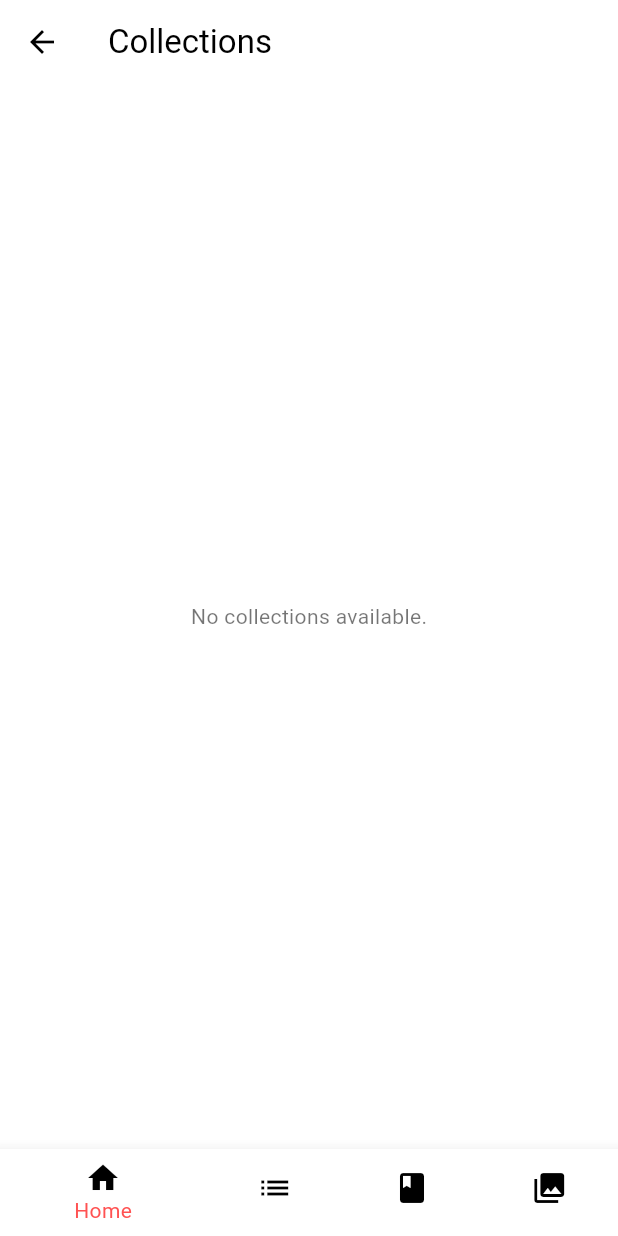
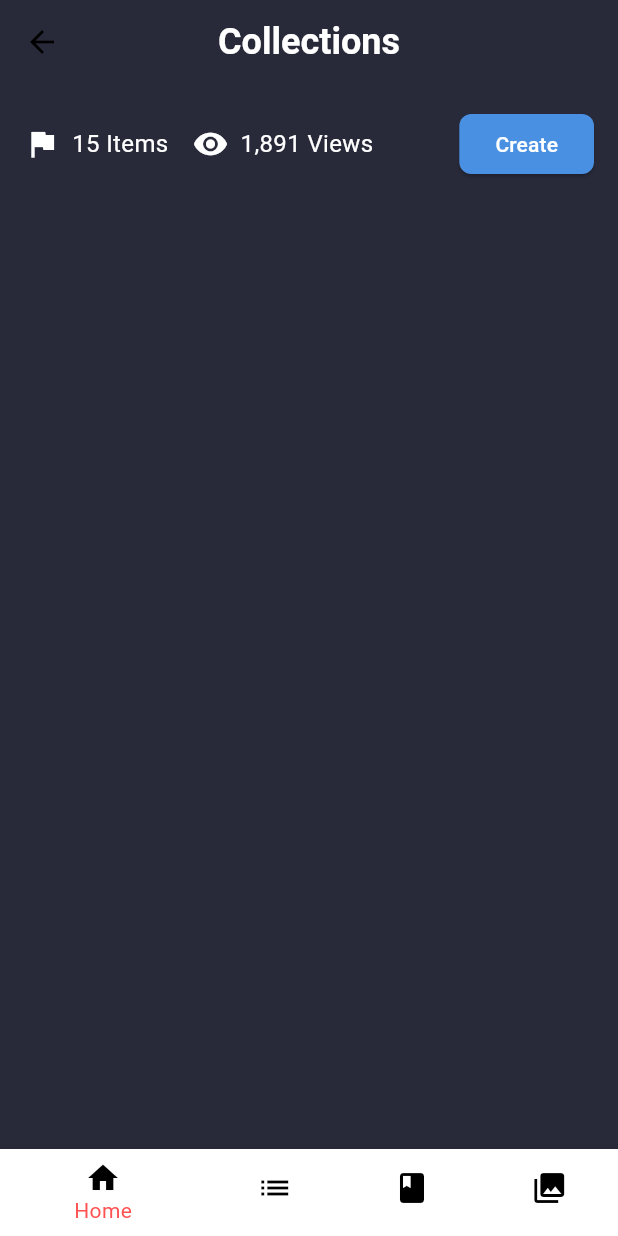
Before and after one commit to mlakumlaku/mlaku-mlaku-mobile, a Flutter app: the CollectionsScreen screen opened directly with empty values, on a phone screen of 412 x 824 dp. Run offline on Flutter 3.47's test engine with Material 3 defaults, Android fonts, the phone set to English and light mode, and no system bars; missing offline and left inert: pbp_django_auth.

Commit message:
benerin ui

```diff
--- a/lib/collections/screens/collections_screen.dart
+++ b/lib/collections/screens/collections_screen.dart
@@ -1,8 +1,8 @@
 import 'package:flutter/material.dart';
-import '../../journal/screens/journal_home.dart';
+import 'package:mlaku_mlaku/journal/screens/journal_home.dart';
 import '../../models/collections.dart';
+import 'collection_places_screen.dart';
 import '../../widgets/bottom_navbar.dart';
-import 'collection_places_screen.dart';
 
 class CollectionsScreen extends StatelessWidget {
   final List<Collection> collections;
@@ -13,18 +13,68 @@ class CollectionsScreen extends StatelessWidget {
   Widget build(BuildContext context) {
     return Scaffold(
       appBar: AppBar(
-        title: const Text('Collections'),
+        title: const Text(
+          'Collections',
+          style: TextStyle(fontSize: 24, fontWeight: FontWeight.bold, color: Colors.white,),
         ),
-      body: collections.isEmpty
-          ? const Center(child: Text('No collections available.'))
-          : ListView.builder(
+        centerTitle: true,
+        backgroundColor: const Color(0xFF282A3A),
+      ),
+      body: Padding(
+        padding: const EdgeInsets.all(16.0),
+        child: Column(
+          crossAxisAlignment: CrossAxisAlignment.start,
+          children: [
+            Row(
+              mainAxisAlignment: MainAxisAlignment.spaceBetween,
+              children: [
+                Row(
+                  children: const [
+                    Icon(Icons.flag, color: Colors.white),
+                    SizedBox(width: 8),
+                    Text(
+                      '15 Items',
+                      style: TextStyle(color: Colors.white, fontSize: 16),
+                    ),
+                    SizedBox(width: 16),
+                    Icon(Icons.visibility, color: Colors.white),
+                    SizedBox(width: 8),
+                    Text(
+                      '1,891 Views',
+                      style: TextStyle(color: Colors.white, fontSize: 16),
+                    ),
+                  ],
+                ),
+                ElevatedButton(
+                  onPressed: () {
+                    // Add functionality for creating a collection
+                  },
+                  style: ElevatedButton.styleFrom(
+                    backgroundColor: const Color(0xFF4A90E2),
+                    shape: RoundedRectangleBorder(
+                      borderRadius: BorderRadius.circular(8),
+                    ),
+                  ),
+                  child: const Text(
+                    'Create',
+                    style: TextStyle(color: Colors.white),
+                  ),
+                ),
+              ],
+            ),
+            const SizedBox(height: 16),
+            Expanded(
+              child: GridView.builder(
+                gridDelegate: const SliverGridDelegateWithFixedCrossAxisCount(
+                  crossAxisCount: 2,
+                  crossAxisSpacing: 16,
+                  mainAxisSpacing: 16,
+                  childAspectRatio: 0.8,
+                ),
                 itemCount: collections.length,
                 itemBuilder: (context, index) {
                   final collection = collections[index];
-                return Card(
-                  child: ListTile(
-                    title: Text(collection.name),
-                    subtitle: Text('Created: ${collection.createdAt}'),
+                  return GestureDetector(
                     onTap: () {
                       Navigator.push(
                         context,
@@ -36,22 +86,107 @@ class CollectionsScreen extends StatelessWidget {
                         ),
                       );
                     },
+                    child: Card(
+                      shape: RoundedRectangleBorder(
+                        borderRadius: BorderRadius.circular(16),
+                      ),
+                      elevation: 4,
+                      child: Column(
+                        crossAxisAlignment: CrossAxisAlignment.start,
+                        children: [
+                          Container(
+                            height: 120,
+                            decoration: BoxDecoration(
+                              borderRadius: const BorderRadius.vertical(top: Radius.circular(16)),
+                              image: const DecorationImage(
+                                image: NetworkImage(
+                                  'https://via.placeholder.com/150', // Replace with your image URL
+                                ),
+                                fit: BoxFit.cover,
+                              ),
+                            ),
+                          ),
+                          Padding(
+                            padding: const EdgeInsets.all(8.0),
+                            child: Column(
+                              crossAxisAlignment: CrossAxisAlignment.start,
+                              children: [
+                                Text(
+                                  collection.name,
+                                  style: const TextStyle(
+                                    fontSize: 16,
+                                    fontWeight: FontWeight.bold,
+                                  ),
+                                ),
+                                const SizedBox(height: 4),
+                                Text(
+                                  'Created ${collection.createdAt}',
+                                  style: const TextStyle(
+                                    fontSize: 12,
+                                    color: Colors.grey,
+                                  ),
+                                ),
+                                const SizedBox(height: 8),
+                                Wrap(
+                                  spacing: 4,
+                                  runSpacing: 4,
+                                  children: collection.places.take(3).map((place) {
+                                    return Chip(
+                                      label: Text(
+                                        place.placeName,
+                                        style: const TextStyle(fontSize: 12),
+                                        overflow: TextOverflow.ellipsis,
+                                      ),
+                                    );
+                                  }).toList()
+                                    ..addIf(
+                                      collection.places.length > 3,
+                                      Chip(
+                                        label: Text(
+                                          '+${collection.places.length - 3} more',
+                                          style: const TextStyle(fontSize: 12),
+                                        ),
+                                      ),
+                                    ),
+                                ),
+                              ],
+                            ),
+                          ),
+                        ],
+                      ),
                     ),
                   );
                 },
               ),
+            ),
+          ],
+        ),
+      ),
+      backgroundColor: const Color(0xFF282A3A),
       bottomNavigationBar: BottomNavBar(
         onTap: (index) {
-          if (index == 3) {
-            // Navigasi ke halaman jurnal home
+          if (index == 2) {
+            // Navigate to the journal home
             Navigator.push(
               context,
-              MaterialPageRoute(builder: (context) => JournalHome()), // Ganti dengan halaman yang sesuai
+              MaterialPageRoute(builder: (context) => JournalHome()), // Replace with your journal screen
+            );
+          } else if (index == 0) {
+            // Handle home navigation
+            Navigator.popUntil(context, (route) => route.isFirst);
+          } else {
+            ScaffoldMessenger.of(context).showSnackBar(
+              const SnackBar(content: Text('Page not available')),
             );
           }
-          // Tambahkan aksi untuk item lain jika diperlukan
         },
       ),
     );
   }
 }
+
+extension ListExtensions<T> on List<T> {
+  void addIf(bool condition, T value) {
+    if (condition) add(value);
+  }
+}
```
Lines whose indentation alone changed are shown as unchanged.
